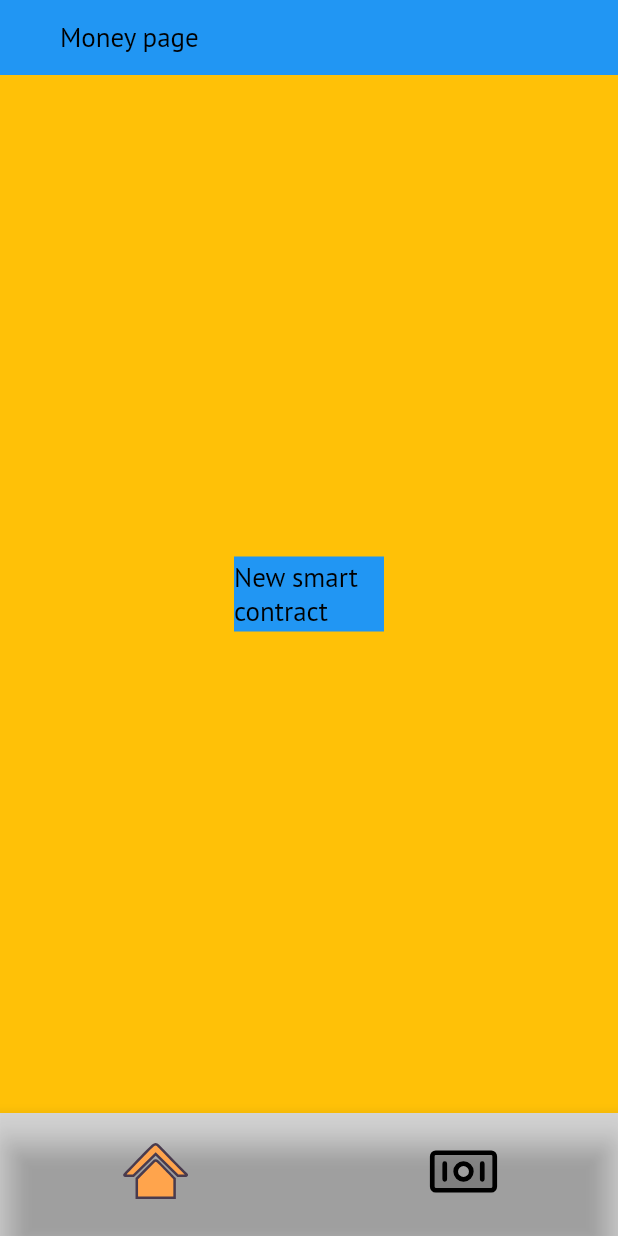
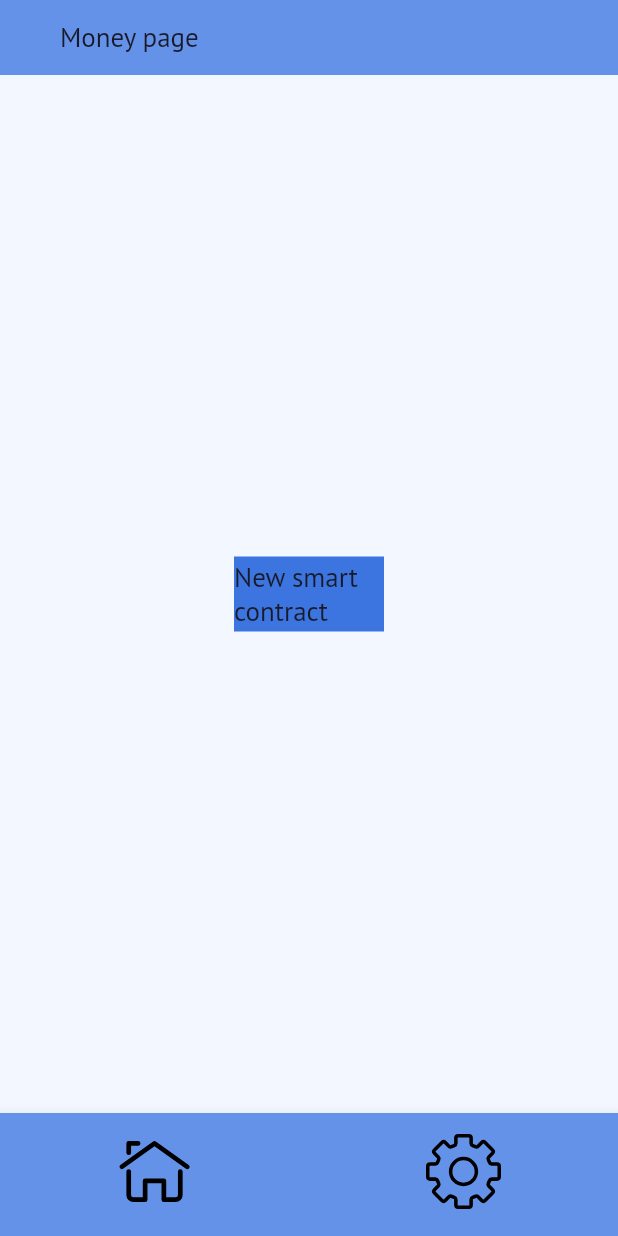
Before and after one commit to govorun8/blocnod_smart_contracts_ui, a Flutter app: the screen it shows after launch, item 2 of the bottom bar chosen, on a phone screen of 412 x 824 dp. Run offline on Flutter 3.47's test engine with Material 2 defaults, Android fonts, the light colour scheme and no system bars; our stand-ins replace equatable, flutter_bloc, flutter_svg, freezed_annotation, get_it, go_router and 1 more.

Commit message:
icons and colors

```diff
--- a/lib/components/custom_app_bar.dart
+++ b/lib/components/custom_app_bar.dart
@@ -45,7 +45,7 @@ class CustomAppBarState extends State<CustomAppBar> {
       alignment: Alignment.centerLeft,
       padding: const EdgeInsets.symmetric(horizontal: 40),
       height: 60,
-      color: Colors.blue,
+      color: theme.splashColor,
       child: Text(
         title,
         style: theme.textTheme.bodyMedium,
--- a/lib/components/custom_date_picker.dart
+++ b/lib/components/custom_date_picker.dart
@@ -43,7 +43,7 @@ class CustomDatePicker extends StatelessWidget {
             decoration: BoxDecoration(
               border: Border.all(
                 width: 1.5,
-                color: Colors.grey,
+                color: theme.dividerColor,
               ),
               borderRadius: BorderRadius.circular(10),
             ),
--- a/lib/custom_theme.dart
+++ b/lib/custom_theme.dart
@@ -4,18 +4,39 @@ import 'package:flutter/material.dart';
 class CustomTheme {
   static ThemeData get lightTheme {
     return ThemeData(
+      canvasColor: const Color(0xFFF3F7FF),
+      primaryColor: const Color(0xFF3C75E0),
+      splashColor: const Color(0xFF6492E8),
+      highlightColor: Colors.transparent,
+      hintColor: const Color(0xFF4CAA7E),
+      indicatorColor: const Color(0xFFB74646),
+      dividerColor: const Color(0xFFC1C6CC),
       textTheme: const TextTheme(
         bodyLarge: TextStyle(
-              color: Colors.black,
+          color: Color(0xFF191A29),
           fontFamily: kFontFamily,
           fontWeight: FontWeight.w700,
           fontSize: 20,
         ),
         bodyMedium: TextStyle(
-              color: Colors.black,
+          color: Color(0xFF191A29),
           fontFamily: kFontFamily,
           fontWeight: FontWeight.w400,
           fontSize: 18,
-            )));
+        ),
+        labelLarge: TextStyle(
+          color: Color(0xFFA6A7AA),
+          fontFamily: kFontFamily,
+          fontWeight: FontWeight.w700,
+          fontSize: 20,
+        ),
+        labelMedium: TextStyle(
+          color: Color(0xFFA6A7AA),
+          fontFamily: kFontFamily,
+          fontWeight: FontWeight.w400,
+          fontSize: 18,
+        ),
+      ),
+    );
   }
 }
--- a/lib/pages/main_nav_bar.dart
+++ b/lib/pages/main_nav_bar.dart
@@ -37,12 +37,7 @@ class MainNavigationBarState extends State<MainNavigationBar> {
   static List<CustomNavBarItem> tabs = [
     CustomNavBarItem(
       icon: SvgPicture.asset(
-        'assets/home/unselected_home.svg',
-        width: 50,
-        height: 50,
-      ),
-      activeIcon: SvgPicture.asset(
-        'assets/home/selected_home.svg',
+        'assets/bottom_bar/home.svg',
         width: 50,
         height: 50,
       ),
@@ -51,12 +46,7 @@ class MainNavigationBarState extends State<MainNavigationBar> {
     ),
     CustomNavBarItem(
       icon: SvgPicture.asset(
-        'assets/money/unselected_money.svg',
-        width: 50,
-        height: 50,
-      ),
-      activeIcon: SvgPicture.asset(
-        'assets/money/selected_money.svg',
+        'assets/bottom_bar/settings.svg',
         width: 50,
         height: 50,
       ),
@@ -93,11 +83,12 @@ class MainNavigationBarState extends State<MainNavigationBar> {
       bottomNavigationBar: BottomNavigationBar(
         showUnselectedLabels: false,
         showSelectedLabels: false,
+        enableFeedback: false,
         type: BottomNavigationBarType.fixed,
         onTap: (int index) {
           _goToOtherTab(context, index, currentIndex);
         },
-        backgroundColor: Theme.of(context).focusColor,
+        backgroundColor: Theme.of(context).splashColor,
         currentIndex: currentIndex,
         items: tabs,
       ),
@@ -123,5 +114,9 @@ class CustomNavBarItem extends BottomNavigationBarItem {
     required Widget icon,
     String? label,
     Widget? activeIcon,
-  }) : super(icon: icon, label: label, activeIcon: activeIcon ?? icon);
+  }) : super(
+          icon: icon,
+          label: label,
+          activeIcon: activeIcon ?? icon,
+        );
 }
--- a/lib/pages/money_page/money_page.dart
+++ b/lib/pages/money_page/money_page.dart
@@ -16,7 +16,7 @@ class MoneyPageState extends State<MoneyPageView> {
   Widget build(BuildContext context) {
     ThemeData theme = Theme.of(context);
     return Material(
-      color: Colors.amber,
+      color: theme.canvasColor,
       child: GestureDetector(
         onTap: () {
           GoRouter.of(context).go('/money/contract');
@@ -25,7 +25,7 @@ class MoneyPageState extends State<MoneyPageView> {
           child: Container(
             width: 100,
             height: 50,
-            color: Colors.blue,
+            color: theme.primaryColor,
             child: Center(
               child: Text(
                 translate.new_smart_contract,
--- a/lib/pages/money_page/smart_contract_creation/smart_contract_creation_view.dart
+++ b/lib/pages/money_page/smart_contract_creation/smart_contract_creation_view.dart
@@ -27,7 +27,7 @@ class SmartContractCreationViewState extends State<SmartContractCreationView> {
     return BlocProvider(
       create: (context) => _cubit..init(),
       child: Material(
-        color: Colors.white,
+        color: theme.canvasColor,
         child:
             BlocBuilder<SmartContractCreationCubit, SmartContractCreationState>(
           builder: (context, state) {
--- a/pubspec.yaml
+++ b/pubspec.yaml
@@ -34,6 +34,8 @@ flutter:
   assets:
     - assets/home/
     - assets/money/
+    - assets/bottom_bar/
+    - assets/contract_state/
 
   fonts:
     - family: PTSans
```
Also changed, not shown: lib/components/custom_dropdown.dart (+5 -5 lines), lib/components/custom_text_field.dart (+4 -4 lines), assets/bottom_bar/home.svg (added), assets/bottom_bar/money.svg (added), assets/bottom_bar/settings.svg (added), assets/contract_state/attention.svg (added), assets/contract_state/done.svg (added), assets/contract_state/error.svg (added), assets/contract_state/inprogress.svg (added), assets/home/selected_home.svg (deleted), assets/home/unselected_home.svg (deleted), assets/money/selected_money.svg (deleted), assets/money/unselected_money.svg (deleted). Lines whose indentation alone changed are shown as unchanged.
